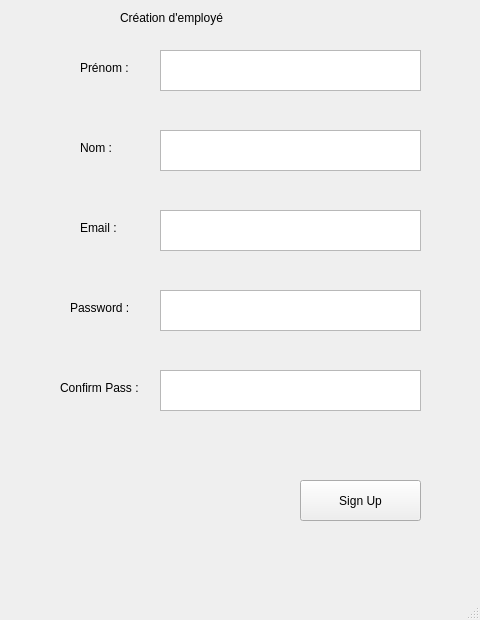
This is client_loud/test_deux_php/createCoToApiPhp.ui in Pierre-OlivierB/ibm_fil_rouge_tomjerry_all_projects as Qt 5 draws it before an edit. The edited form follows.
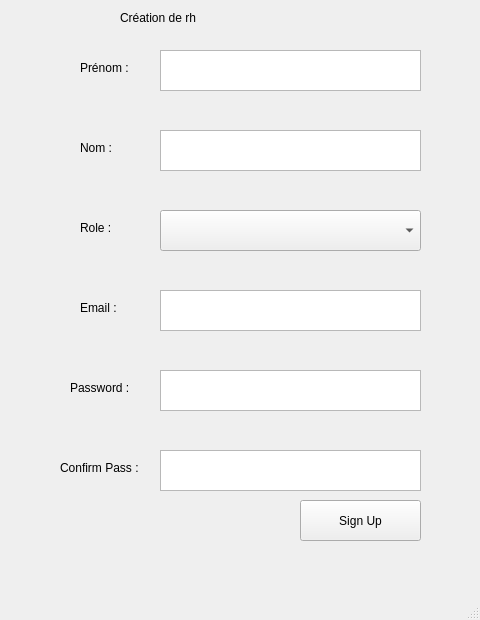
This is the edited form.

The edit to the form file:
```diff
--- a/client_loud/test_deux_php/createCoToApiPhp.ui
+++ b/client_loud/test_deux_php/createCoToApiPhp.ui
@@ -18,7 +18,7 @@
     <property name="geometry">
      <rect>
       <x>80</x>
-      <y>220</y>
+      <y>300</y>
       <width>55</width>
       <height>16</height>
      </rect>
@@ -31,7 +31,7 @@
     <property name="geometry">
      <rect>
       <x>70</x>
-      <y>300</y>
+      <y>380</y>
       <width>71</width>
       <height>16</height>
      </rect>
@@ -44,7 +44,7 @@
     <property name="geometry">
      <rect>
       <x>60</x>
-      <y>380</y>
+      <y>460</y>
       <width>91</width>
       <height>16</height>
      </rect>
@@ -57,7 +57,7 @@
     <property name="geometry">
      <rect>
       <x>300</x>
-      <y>480</y>
+      <y>500</y>
       <width>121</width>
       <height>41</height>
      </rect>
@@ -70,16 +70,6 @@
     <property name="geometry">
      <rect>
       <x>160</x>
-      <y>210</y>
-      <width>261</width>
-      <height>41</height>
-     </rect>
-    </property>
-   </widget>
-   <widget class="QTextEdit" name="textPass">
-    <property name="geometry">
-     <rect>
-      <x>160</x>
       <y>290</y>
       <width>261</width>
       <height>41</height>
@@ -96,11 +86,21 @@
      </rect>
     </property>
    </widget>
+   <widget class="QTextEdit" name="textPassConfirm">
+    <property name="geometry">
+     <rect>
+      <x>160</x>
+      <y>450</y>
+      <width>261</width>
+      <height>41</height>
+     </rect>
+    </property>
+   </widget>
    <widget class="QLabel" name="errorZone">
     <property name="geometry">
      <rect>
       <x>100</x>
-      <y>530</y>
+      <y>550</y>
       <width>321</width>
       <height>16</height>
      </rect>
@@ -165,7 +165,30 @@
      </rect>
     </property>
     <property name="text">
-     <string>Création d'employé</string>
+     <string>Création de rh</string>
+    </property>
+   </widget>
+   <widget class="QLabel" name="titleRole">
+    <property name="geometry">
+     <rect>
+      <x>80</x>
+      <y>220</y>
+      <width>55</width>
+      <height>16</height>
+     </rect>
+    </property>
+    <property name="text">
+     <string>Role :</string>
+    </property>
+   </widget>
+   <widget class="QComboBox" name="comboBoxRoles">
+    <property name="geometry">
+     <rect>
+      <x>160</x>
+      <y>210</y>
+      <width>261</width>
+      <height>41</height>
+     </rect>
     </property>
    </widget>
   </widget>
```
Left out of the diff: 2 changed lines with no effect on the pictures.
